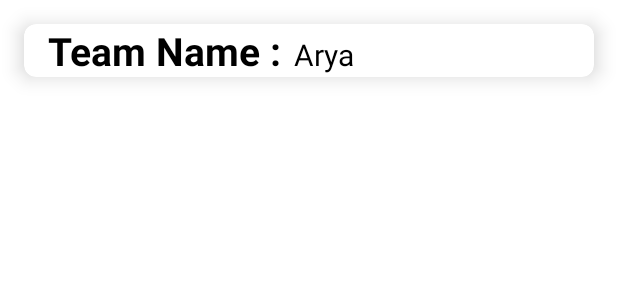
After one commit to AlexSalvador123/CM_Project, an Android app: the layout item_team.xml on its own in the app's theme, with its tools: preview values and no code run, on a phone screen of 412 x 824 dp. The commit adds this screen. Shown: the top 300 px of the screen. Run offline under Robolectric (Android 15) with nearby library versions, the phone set to English and light mode, and no system bars.

Commit message:
teams na base de dados

```diff
--- a/TrackMySport/app/src/main/java/com/example/trackmysport/CreateTeamFragment.java
+++ b/TrackMySport/app/src/main/java/com/example/trackmysport/CreateTeamFragment.java
@@ -3,6 +3,7 @@ package com.example.trackmysport;
 import android.os.Bundle;
 
 import androidx.fragment.app.Fragment;
+import androidx.recyclerview.widget.RecyclerView;
 
 import android.view.LayoutInflater;
 import android.view.View;
@@ -11,11 +12,14 @@ import android.widget.Button;
 import android.widget.EditText;
 
 import com.google.android.material.floatingactionbutton.FloatingActionButton;
+import com.google.firebase.database.DatabaseReference;
+
+import java.util.ArrayList;
 
 
 public class CreateTeamFragment extends Fragment {
 
-    @Override
+
     public View onCreateView(LayoutInflater inflater, ViewGroup container,
                              Bundle savedInstanceState) {
         // Inflate the layout for this fragment
--- a/TrackMySport/app/src/main/java/com/example/trackmysport/Team.java
+++ b/TrackMySport/app/src/main/java/com/example/trackmysport/Team.java
@@ -9,6 +9,7 @@ import android.os.Bundle;
 import android.view.View;
 import android.widget.Button;
 import android.widget.EditText;
+import android.widget.Toast;
 
 import com.google.android.material.floatingactionbutton.FloatingActionButton;
 import com.google.firebase.database.DatabaseReference;
@@ -53,12 +54,13 @@ public class Team extends AppCompatActivity {
     }
 
     public void createTeam(View view){
+
         frag=true;
         fd = FirebaseDatabase.getInstance("https://trackmysport-ff56d-default-rtdb.europe-west1.firebasedatabase.app/");
         dr = fd.getReference();
         EditText editText = (EditText) findViewById(R.id.nameTeam);
         String name = editText.getText().toString();
-        dr.child("Teams").child(name).setValue("");
+        dr.child("Teams").child(name).child("teamname").setValue(name);
         replaceFragment(new manageTeamsFragment());
     }
 
--- a/TrackMySport/app/src/main/res/layout/fragment_manage_teams.xml
+++ b/TrackMySport/app/src/main/res/layout/fragment_manage_teams.xml
@@ -19,13 +19,13 @@
         android:textStyle="bold" />
 
     <androidx.recyclerview.widget.RecyclerView
-        android:id="@+id/teamlist"
+        android:id="@+id/teamList"
         android:layout_width="match_parent"
         android:layout_height="match_parent"
         android:layout_alignParentStart="true"
         android:layout_alignParentTop="true"
         android:layout_marginTop="66dp"
 
-    />
+        />
 
 </RelativeLayout>
--- /dev/null
+++ b/TrackMySport/app/src/main/res/layout/item_team.xml
@@ -0,0 +1,47 @@
+<?xml version="1.0" encoding="utf-8"?>
+<androidx.cardview.widget.CardView xmlns:android="http://schemas.android.com/apk/res/android"
+    android:layout_width="match_parent"
+    android:layout_height="wrap_content"
+    xmlns:app="http://schemas.android.com/apk/res-auto"
+    app:cardElevation="8dp"
+    app:cardCornerRadius="8dp"
+    android:layout_margin="16dp"
+    android:clickable="true">
+    <LinearLayout
+        android:layout_width="wrap_content"
+        android:layout_height="wrap_content"
+        android:layout_marginLeft="16dp"
+        android:orientation="vertical">
+
+        <LinearLayout
+            android:layout_width="wrap_content"
+            android:layout_height="wrap_content"
+            android:layout_gravity="center_vertical"
+            android:orientation="horizontal">
+
+            <TextView
+                android:layout_width="wrap_content"
+                android:layout_height="wrap_content"
+                android:text="Team Name :"
+                android:textColor="@color/black"
+                android:textSize="26sp"
+                android:textStyle="bold"/>
+
+            <TextView
+                android:id="@+id/teamname"
+                android:layout_width="wrap_content"
+                android:layout_height="wrap_content"
+                android:layout_marginLeft="8dp"
+                android:text="Arya"
+                android:textColor="@color/black"
+                android:textSize="20sp" />
+
+        </LinearLayout>
+
+
+
+
+
+    </LinearLayout>
+
+</androidx.cardview.widget.CardView>
```
Also changed, not shown: TrackMySport/app/src/main/java/com/example/trackmysport/Adapter.java (added, +58 -0 lines), TrackMySport/app/src/main/java/com/example/trackmysport/TeamData.java (added, +9 -0 lines), TrackMySport/app/src/main/java/com/example/trackmysport/manageTeamsFragment.java (+46 -1 lines).
